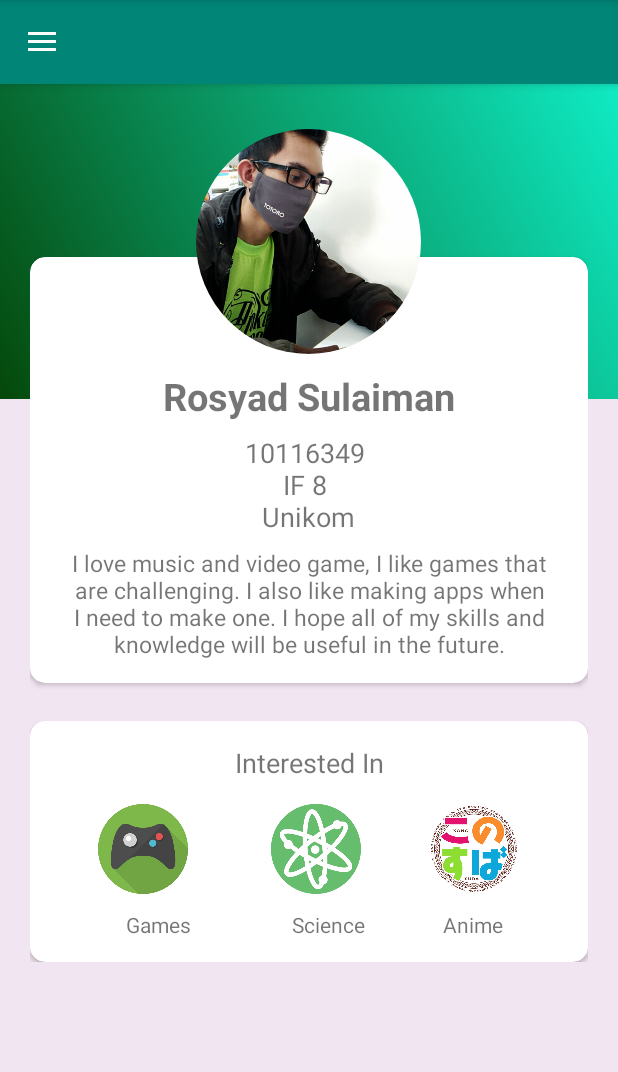
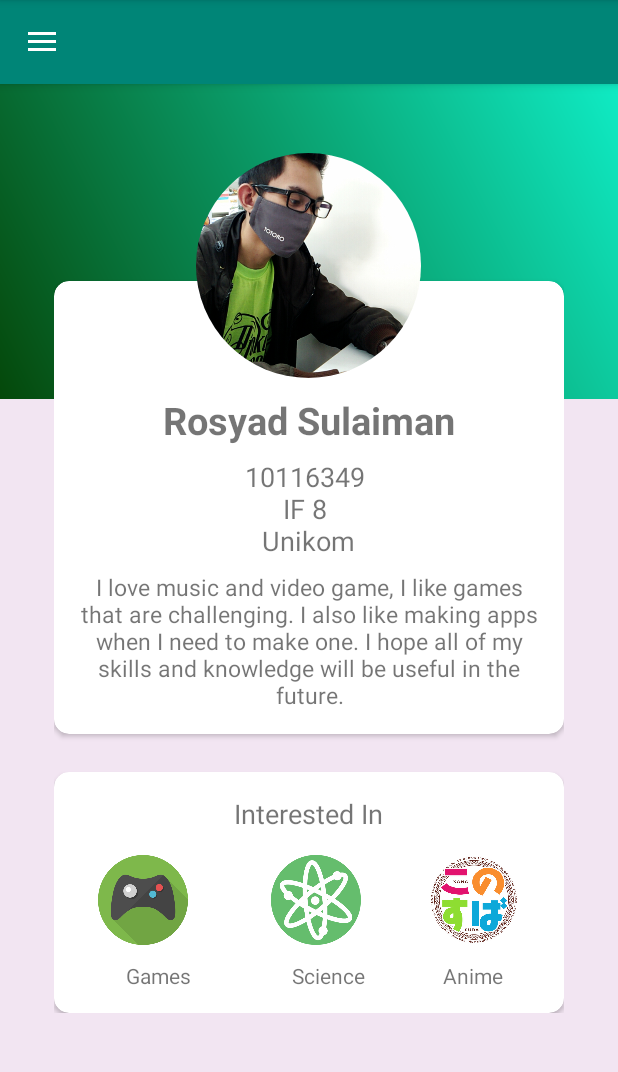
Before and after one commit to rosyads/MeSelf, an Android app: the HomeFragment screen opened directly, with no data from a screen before it, on a phone screen of 412 x 824 dp, the part 84-1156 px from its top. Run offline under Robolectric (Android 15) with nearby library versions, the phone set to English and light mode, and no system bars; our stand-ins replace CircleImageView.

Commit message:
Tidying Up

```diff
--- a/app/src/main/java/com/rosyads/meself/MainActivity.java
+++ b/app/src/main/java/com/rosyads/meself/MainActivity.java
@@ -20,6 +20,9 @@ import android.support.v7.app.AppCompatActivity;
 import android.support.v7.widget.Toolbar;
 import android.view.MenuItem;
 import android.widget.Toast;
+
+import com.rosyads.meself.fragment.HomeFragment;
+import com.rosyads.meself.fragment.ProfileFragment;
 
 public class MainActivity extends AppCompatActivity implements NavigationView.OnNavigationItemSelectedListener {
     private DrawerLayout drawer;
--- a/app/src/main/java/com/rosyads/meself/HomeFragment.java
+++ b/app/src/main/java/com/rosyads/meself/fragment/HomeFragment.java
@@ -1,4 +1,4 @@
-package com.rosyads.meself;
+package com.rosyads.meself.fragment;
 /*
     Nama       : Rosyad Sulaiman
     NIM        : 10116349
@@ -16,6 +16,8 @@ import android.view.LayoutInflater;
 import android.view.View;
 import android.view.ViewGroup;
 
+import com.rosyads.meself.R;
+
 public class HomeFragment extends Fragment {
 
     @Nullable
--- a/app/src/main/java/com/rosyads/meself/ProfileFragment.java
+++ b/app/src/main/java/com/rosyads/meself/fragment/ProfileFragment.java
@@ -1,4 +1,4 @@
-package com.rosyads.meself;
+package com.rosyads.meself.fragment;
 /*
     Nama       : Rosyad Sulaiman
     NIM        : 10116349
@@ -19,6 +19,8 @@ import android.support.v7.widget.CardView;
 import android.view.LayoutInflater;
 import android.view.View;
 import android.view.ViewGroup;
+
+import com.rosyads.meself.R;
 
 public class ProfileFragment extends Fragment implements View.OnClickListener {
 
--- a/app/src/main/res/layout/fragment_home.xml
+++ b/app/src/main/res/layout/fragment_home.xml
@@ -10,6 +10,10 @@
         android:layout_height="210dp"
         android:background="@drawable/bg_gradien_home" />
 
+    <ScrollView
+        android:layout_width="wrap_content"
+        android:layout_height="wrap_content" >
+
         <LinearLayout
             android:id="@+id/home_main_info"
             android:layout_width="match_parent"
@@ -21,7 +25,8 @@
             <RelativeLayout
                 android:layout_width="match_parent"
                 android:layout_height="wrap_content"
-                android:layout_marginTop="30dp">
+                android:layout_marginTop="30dp"
+                android:padding="16dp">
 
                 <de.hdodenhof.circleimageview.CircleImageView
                     android:layout_width="150dp"
@@ -93,10 +98,11 @@
                         app:contentPaddingTop="15dp">
 
                         <LinearLayout
-                            android:layout_width="match_parent"
+                            android:layout_width="wrap_content"
                             android:layout_height="wrap_content"
                             android:orientation="vertical"
-                            android:gravity="center">
+                            android:gravity="center"
+                            android:layout_gravity="center">
 
                             <TextView
                                 android:layout_width="match_parent"
@@ -123,15 +129,13 @@
                                     android:layout_width="60dp"
                                     android:layout_height="60dp"
                                     android:layout_marginStart="55dp"
-                                    android:src="@drawable/ic_science"
-                                    android:layout_marginLeft="55dp" />
+                                    android:src="@drawable/ic_science" />
 
                                 <ImageView
                                     android:layout_width="60dp"
                                     android:layout_height="60dp"
                                     android:layout_marginStart="45dp"
-                                    android:src="@drawable/ic_anime"
-                                    android:layout_marginLeft="45dp" />
+                                    android:src="@drawable/ic_anime" />
 
 
                             </LinearLayout>
@@ -182,7 +186,7 @@
 
         </LinearLayout>
 
-
+    </ScrollView>
 
 
 </RelativeLayout>
```
